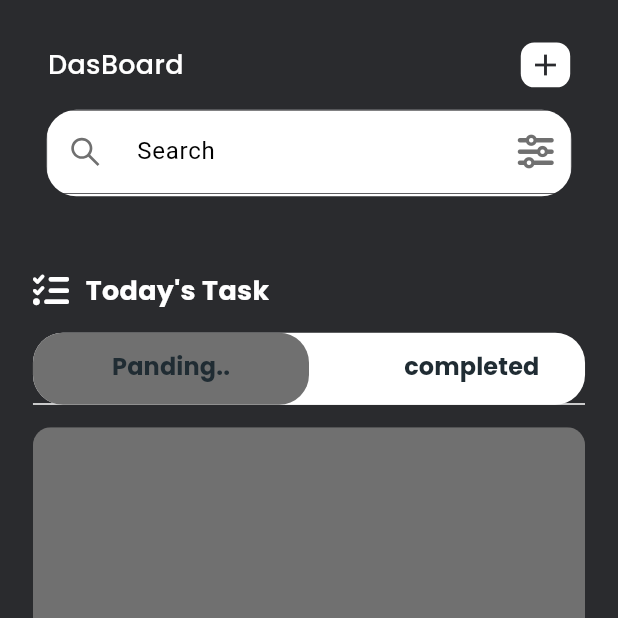
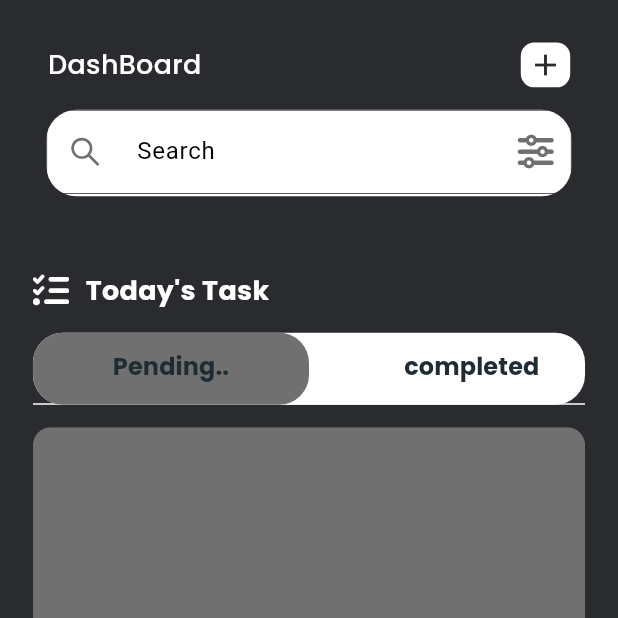
Before and after one commit to Jasveer399/tasktrek, a Flutter app: the screen it shows after launch, on a phone screen of 412 x 824 dp, the top half of it. Run offline on Flutter 3.47's test engine with Material 2 defaults, Android fonts, the phone set to English and light mode, and no system bars; drawn by our look-alikes of dynamic_color; our stand-ins replace country_picker, firebase_auth, firebase_core, flutter_datetime_picker_plus, flutter_local_notifications, flutter_native_timezone and 10 more; accounts and stored records are empty; generated files the repository leaves out were written again.

```diff
--- a/lib/features/todo/pages/home_page.dart
+++ b/lib/features/todo/pages/home_page.dart
@@ -9,7 +9,6 @@ import 'package:tasktrek/common/widgets/custom_TextFild.dart';
 import 'package:tasktrek/common/widgets/reusable_text.dart';
 import 'package:tasktrek/features/todo/controllers/todo/todos_provider.dart';
 import 'package:tasktrek/features/todo/pages/addtask_page.dart';
-import 'package:tasktrek/features/todo/pages/test.dart';
 import 'package:tasktrek/features/todo/widgets/completedtask.dart';
 import 'package:tasktrek/features/todo/widgets/dayafterTMtask.dart';
 import 'package:tasktrek/features/todo/widgets/todo_task.dart';
@@ -57,7 +56,7 @@ class _HomepageState extends ConsumerState<Homepage>
                   mainAxisAlignment: MainAxisAlignment.spaceBetween,
                   children: [
                     ReusableText(
-                        text: "DasBoard",
+                        text: "DashBoard",
                         style: appstyle(18, AppConst.KLight, FontWeight.w500)),
                     Container(
                       height: 30.h,
@@ -157,7 +156,7 @@ class _HomepageState extends ConsumerState<Homepage>
                         width: AppConst.kwidth * 0.5,
                         child: Center(
                           child: ReusableText(
-                            text: "Panding..",
+                            text: "Pending..",
                             style:
                                 appstyle(16, AppConst.KGreyBk, FontWeight.bold),
                           ),
```
Also changed, not shown: pubspec.lock, 3 other files.
